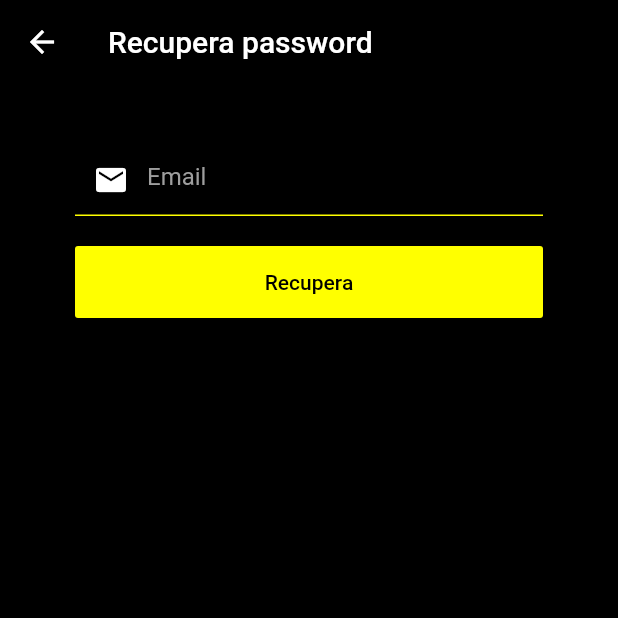
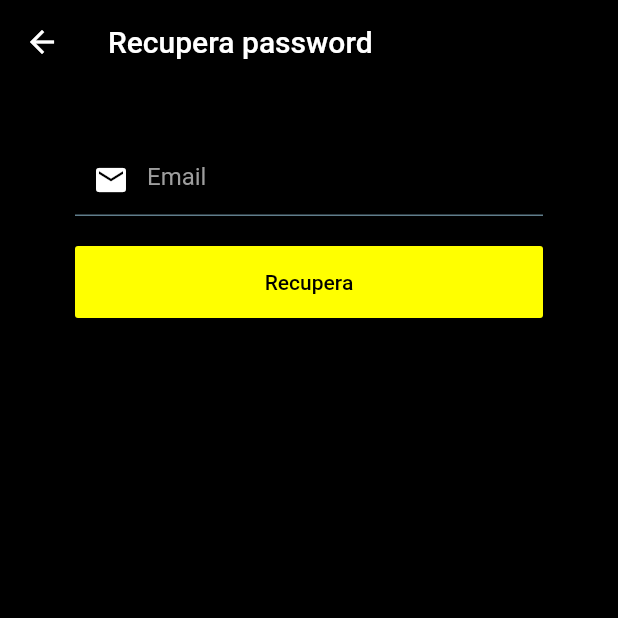
Before and after one commit to DomenicoMiranda/TeamUp, a Flutter app: the Resetpassword screen opened directly, on a phone screen of 412 x 824 dp, the top half of it. Run offline on Flutter 3.47's test engine with Material 2 defaults, Android fonts, the light colour scheme and no system bars; our stand-ins replace cloud_firestore, email_validator, file_picker, firebase_auth, firebase_storage, flutter_signin_button and 5 more; missing offline and left inert: flutter_plugin_pdf_viewer; accounts and stored records are empty.

Commit message:
inputField Colors changed

```diff
--- a/lib/global/constants.dart
+++ b/lib/global/constants.dart
@@ -4,10 +4,10 @@ const textInputDecoration = InputDecoration(
 
   labelStyle: const TextStyle(color: Colors.white),
     enabledBorder: const UnderlineInputBorder(
-      borderSide: const BorderSide(color: Colors.yellowAccent),
+      borderSide: const BorderSide(color: Colors.blueGrey),
   ),
   focusedBorder: const UnderlineInputBorder(
-      borderSide: const BorderSide(color: Colors.yellowAccent),
+      borderSide: const BorderSide(color: Colors.blueAccent),
   ),
   hintStyle: TextStyle(color: Colors.grey),
 
```
